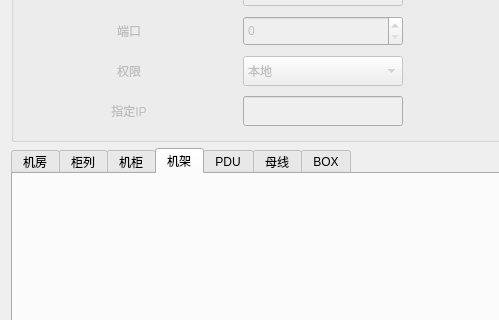
Old version of the form sdmpCore/guis/gui_restwid.ui in the repository ChinaClever/SDMP; both pictures show x 0 to 499 and y 229 to 549 of the 1024 by 700 pixel window.
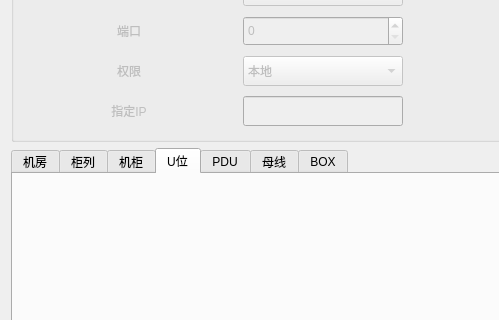
New version of the form. The open tabs and pages were chosen to show the change.

What changed in the file:
```diff
--- a/sdmpCore/guis/gui_restwid.ui
+++ b/sdmpCore/guis/gui_restwid.ui
@@ -468,7 +468,7 @@
      </widget>
      <widget class="QWidget" name="tab_4">
       <attribute name="title">
-       <string>机架</string>
+       <string>U位</string>
       </attribute>
      </widget>
      <widget class="QWidget" name="tab_5">
```
Left out of the diff: 2 changed lines with no effect on the pictures.
